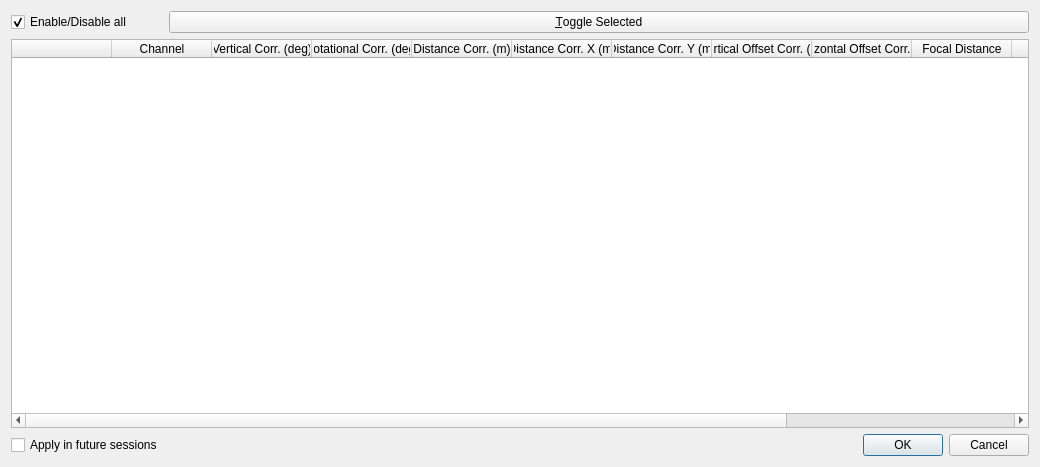
Kitware/VeloView, file VelodyneHDL/vvLaserSelectionDialog.ui: the form before one commit.
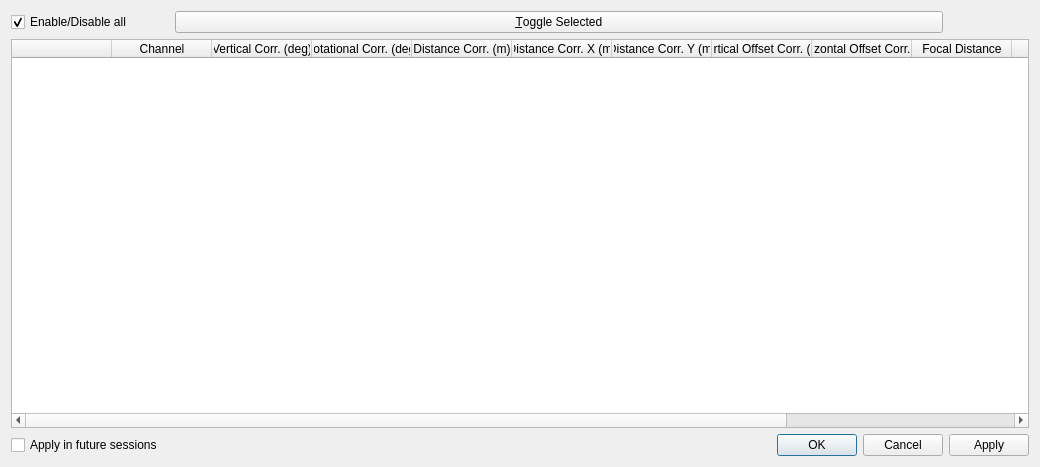
The form after the commit.

Commit message: Added an Apply button for the Laser Selection Dialog

Patch:
```diff
--- a/VelodyneHDL/vvLaserSelectionDialog.ui
+++ b/VelodyneHDL/vvLaserSelectionDialog.ui
@@ -30,14 +30,31 @@
      </property>
     </widget>
    </item>
-   <item row="0" column="2">
-    <widget class="QPushButton" name="Toggle">
+   <item row="7" column="3">
+    <widget class="QDialogButtonBox" name="buttonBox">
+     <property name="orientation">
+      <enum>Qt::Horizontal</enum>
+     </property>
+     <property name="standardButtons">
+      <set>QDialogButtonBox::Cancel|QDialogButtonBox::Ok</set>
+     </property>
+    </widget>
+   </item>
+   <item row="7" column="1">
+    <widget class="QCheckBox" name="saveCheckBox">
      <property name="text">
-      <string>&amp;Toggle Selected</string>
+      <string>Apply in future sessions</string>
      </property>
     </widget>
    </item>
-   <item row="6" column="1" colspan="2">
+   <item row="7" column="4">
+    <widget class="QPushButton" name="apply">
+     <property name="text">
+      <string>Apply</string>
+     </property>
+    </widget>
+   </item>
+   <item row="6" column="1" colspan="4">
     <widget class="QTableWidget" name="LaserTable">
      <property name="selectionBehavior">
       <enum>QAbstractItemView::SelectRows</enum>
@@ -163,23 +180,10 @@
      </column>
     </widget>
    </item>
-   <item row="7" column="2">
-    <widget class="QDialogButtonBox" name="buttonBox">
-     <property name="orientation">
-      <enum>Qt::Horizontal</enum>
-     </property>
-     <property name="standardButtons">
-      <set>QDialogButtonBox::Cancel|QDialogButtonBox::Ok</set>
-     </property>
-    </widget>
-   </item>
-   <item row="7" column="1">
-    <widget class="QCheckBox" name="saveCheckBox">
+   <item row="0" column="3">
+    <widget class="QPushButton" name="Toggle">
      <property name="text">
-      <string>Apply in future sessions</string>
-     </property>
-     <property name="checked">
-      <bool>false</bool>
+      <string>&amp;Toggle Selected</string>
      </property>
     </widget>
    </item>
```
Left out of the diff: 3 changed lines with no effect on the pictures. The commit also changes 3 other files.
